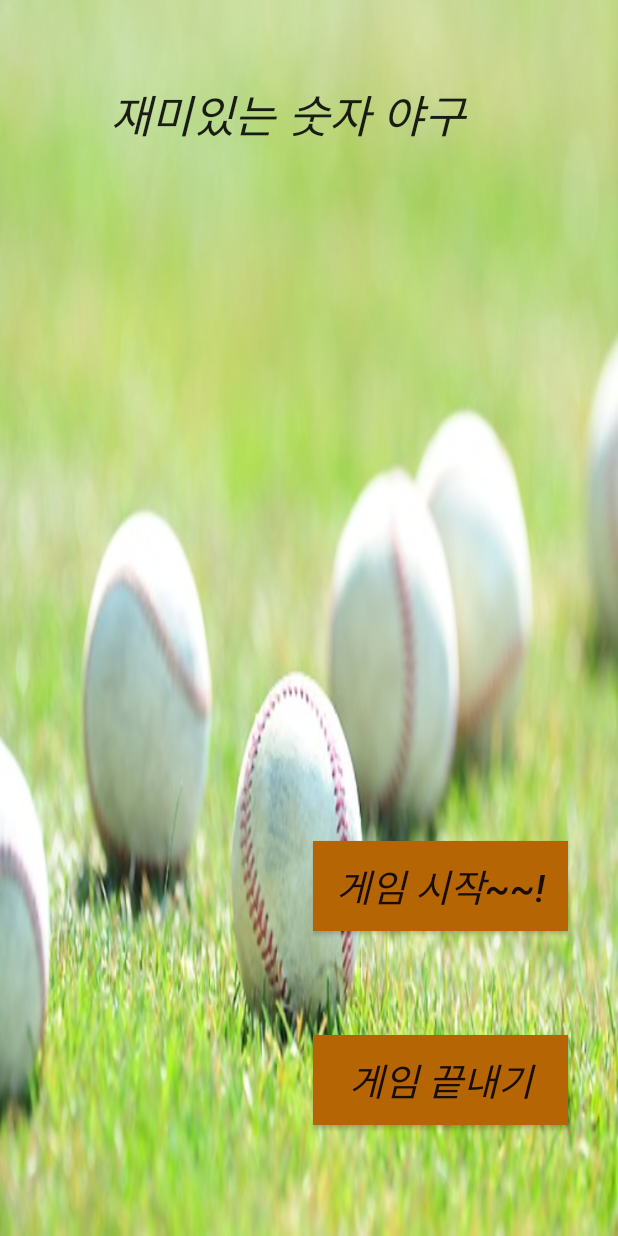
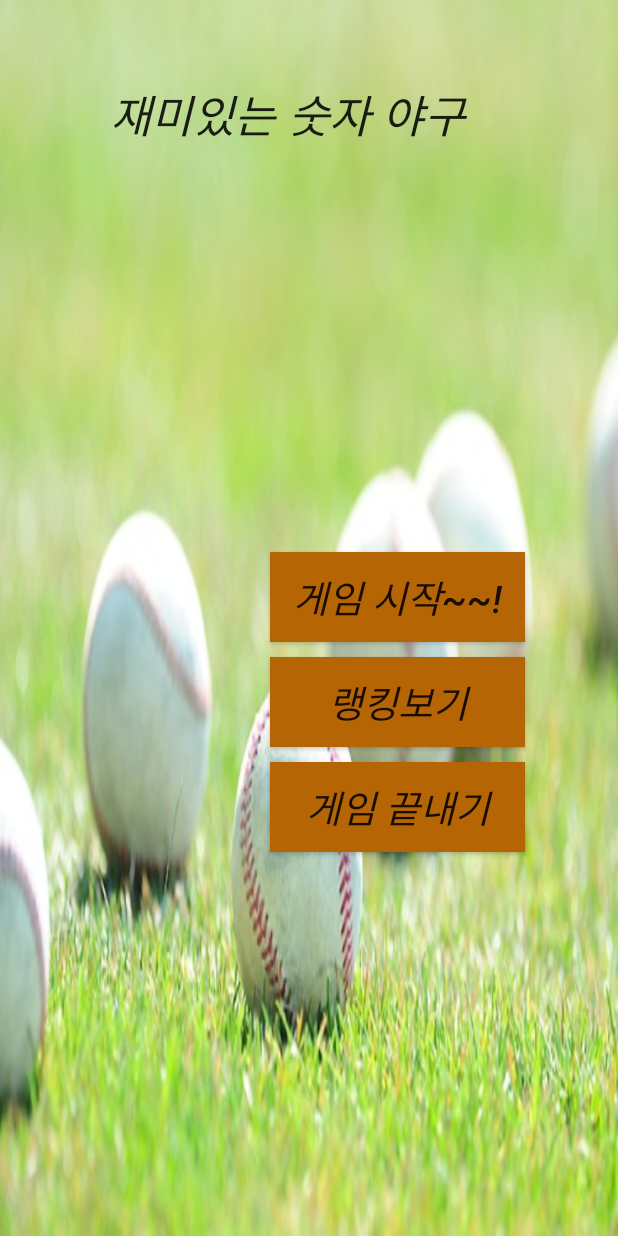
Before and after one commit to tlgj255/and_stu, an Android app: the screen it shows after launch (MainActivity), on a phone screen of 412 x 824 dp. Run offline under Robolectric (Android 15) with nearby library versions, the phone set to English and light mode, and no system bars.

Commit message:
랭킹 인텐트까지 함

```diff
--- a/app/src/main/AndroidManifest.xml
+++ b/app/src/main/AndroidManifest.xml
@@ -21,6 +21,12 @@
             android:theme="@style/Theme.AppCompat.Light.NoActionBar"
             android:screenOrientation="portrait" >
         </activity>
+        <activity android:name=".ranking"
+            android:theme="@style/Theme.AppCompat.Light.NoActionBar"
+            android:screenOrientation="portrait">
+
+        </activity>
+
     </application>
 
 </manifest>
--- a/app/src/main/java/com/example/tlqkf/homework/MainActivity.java
+++ b/app/src/main/java/com/example/tlqkf/homework/MainActivity.java
@@ -10,7 +10,7 @@ import android.widget.RelativeLayout;
 
 public class MainActivity extends AppCompatActivity {
     int a = 0 ;
-    Button start,quit,yes,no;
+    Button start,quit,yes,no,ranking;
     RelativeLayout ask;
     @Override
     public void onBackPressed(){
@@ -34,6 +34,7 @@ public class MainActivity extends AppCompatActivity {
         super.onCreate(savedInstanceState);
         setRequestedOrientation(ActivityInfo.SCREEN_ORIENTATION_PORTRAIT);
         setContentView(R.layout.activity_main);
+        ranking = (Button)findViewById(R.id.ranking);
         start = (Button)findViewById(R.id.button);
         quit = (Button)findViewById(R.id.button3);
         ask = (RelativeLayout)findViewById(R.id.ask);
@@ -54,7 +55,6 @@ public class MainActivity extends AppCompatActivity {
                 quit.setVisibility(View.GONE);
                 yes.setClickable(true);
                 no.setClickable(true);
-
                 a = 1;
                 break;
             case R.id.finish:
@@ -68,6 +68,10 @@ public class MainActivity extends AppCompatActivity {
                 yes.setClickable(false);
                 no.setClickable(false);
                 break;
+            case R.id.ranking:
+                Intent intent = new Intent(this,ranking.class);
+                startActivity(intent);
+                overridePendingTransition(R.anim.gone,R.anim.go);
         }
     }
 }
--- a/app/src/main/java/com/example/tlqkf/homework/database.java
+++ b/app/src/main/java/com/example/tlqkf/homework/database.java
@@ -13,14 +13,14 @@ import android.database.sqlite.SQLiteOpenHelper;
 public class database {
     private static final String DATABASE_NAME = "first_DB";
     private static final String DATABASE_TABLE = "first_table";
-    private static final int DATABASE_VERSION = 1;
+    private static final int DATABASE_VERSION = 2;
     private final Context mCtx;
 
     private DatabaseHelper mDbHelper;
     private SQLiteDatabase mDb;
 
     private static final String DATABASE_CREATE="CREATE TABLE " +DATABASE_TABLE+ "" +
-            " (    ID    INTEGER PRIMARY    KEY AUTOINCREMENT, POINT INTEGER,     NAME TEXT)";
+            " (    ID    INTEGER PRIMARY    KEY AUTOINCREMENT,     POINT INTEGER,     NAME TEXT)";
 
 
     public static class DatabaseHelper extends SQLiteOpenHelper {
--- a/app/src/main/res/layout/activity_main.xml
+++ b/app/src/main/res/layout/activity_main.xml
@@ -51,13 +51,24 @@
         android:textStyle="italic"
         android:textSize="25dp"
         android:id="@+id/button"
-        android:layout_marginEnd="33dp"
-        android:layout_marginBottom="69dp"
         android:onClick="onclick"
         android:background="#B56503"
         android:visibility="visible"
-        android:layout_above="@+id/button3"
-        android:layout_alignParentEnd="true" />
+        android:layout_marginLeft="180dp"
+        android:layout_marginTop="368dp" />
+    <Button
+        android:layout_width="170dp"
+        android:layout_height="60dp"
+        android:text="랭킹보기"
+        android:textStyle="italic"
+        android:textSize="25dp"
+        android:id="@+id/ranking"
+        android:onClick="onclick"
+        android:background="#B56503"
+        android:visibility="visible"
+      android:layout_marginLeft="180dp"
+        android:layout_marginTop="438dp"/>
+
 
     <Button
         android:layout_width="170dp"
@@ -66,12 +77,11 @@
         android:textStyle="italic"
         android:textSize="25dp"
         android:id="@+id/button3"
-        android:layout_marginBottom="74dp"
         android:onClick="onclick"
         android:background="#B56503"
         android:visibility="visible"
-        android:layout_alignParentBottom="true"
-        android:layout_alignStart="@+id/button" />
+        android:layout_marginLeft="180dp"
+        android:layout_marginTop="508dp" />
     <TextView
         android:layout_width="wrap_content"
         android:layout_height="40dp"
--- a/app/src/main/res/layout/game.xml
+++ b/app/src/main/res/layout/game.xml
@@ -531,8 +531,9 @@
                 android:id="@+id/good"
                 android:layout_below="@+id/name"
                 android:layout_alignParentStart="true"
-                android:textSize="60dp"/>
-                android:textStyle="bold"/>
+                android:textSize="60dp"
+                android:textStyle="bold"
+            android:onClick="onclick"/>
         </RelativeLayout>
     </RelativeLayout>
 </FrameLayout>
--- /dev/null
+++ b/app/src/main/res/layout/ranking.xml
@@ -0,0 +1,6 @@
+<?xml version="1.0" encoding="utf-8"?>
+<LinearLayout xmlns:android="http://schemas.android.com/apk/res/android"
+    android:orientation="vertical" android:layout_width="match_parent"
+    android:layout_height="match_parent">
+
+</LinearLayout>
```
Also changed, not shown: app/src/main/java/com/example/tlqkf/homework/game.java (+34 -38 lines), app/src/main/java/com/example/tlqkf/homework/ranking.java (added, +9 -0 lines).
